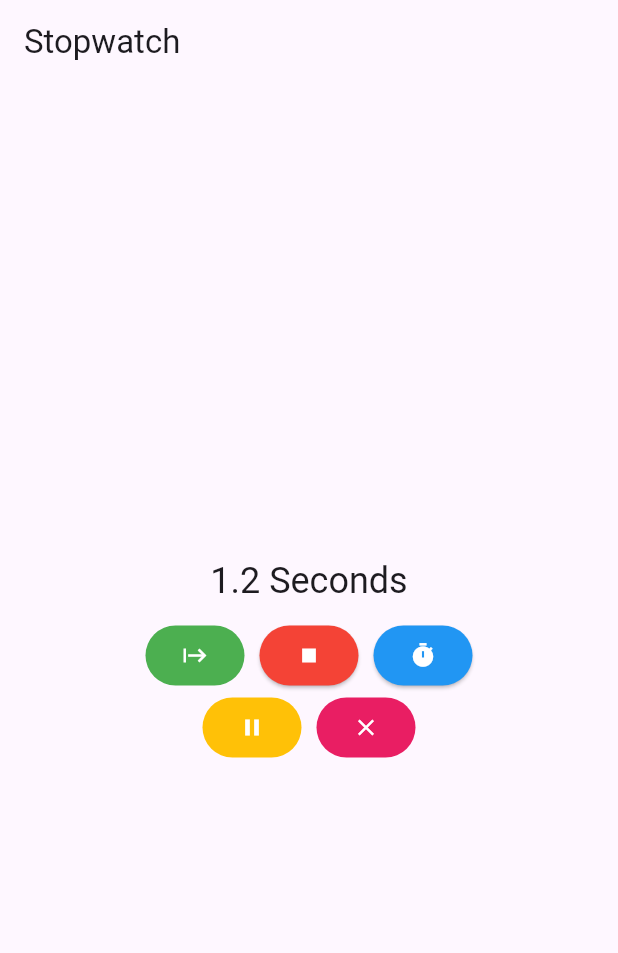
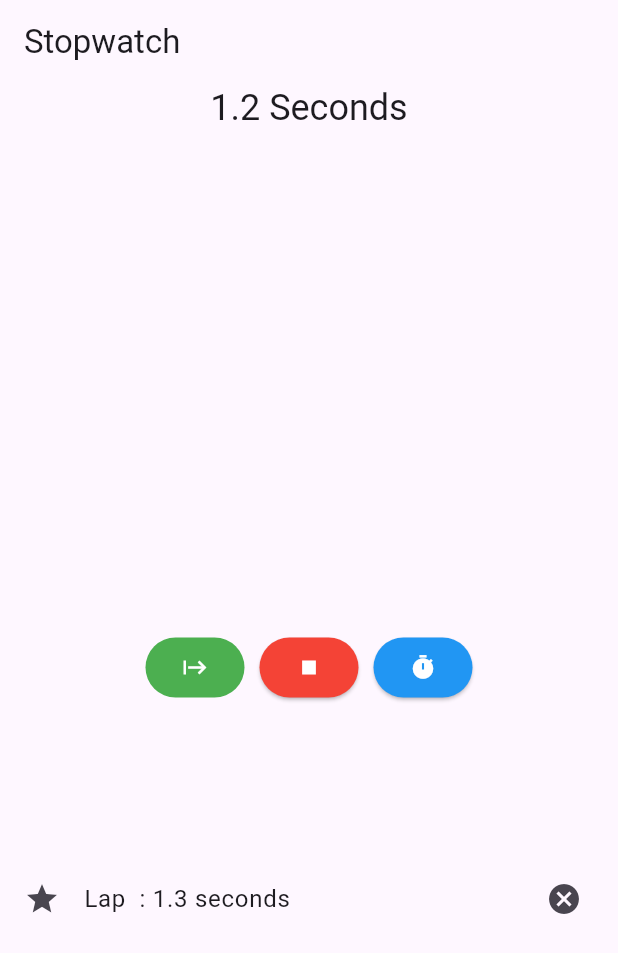
Before and after one commit to hardik7426/flutter_application_nsv, a Flutter app: the screen it shows after launch, after a tap on the "start" icon, after a tap on the "timer" icon, on a phone screen of 412 x 824 dp. Shown: the top 953 px of the screen. Run offline on Flutter 3.47's test engine with Material 3 defaults, Android fonts, the phone set to English and light mode, and no system bars.

Commit message:
commit-3

```diff
--- a/lib/2207flutter/stopwatch.dart
+++ b/lib/2207flutter/stopwatch.dart
@@ -27,15 +27,17 @@ class _StopwatchState extends State<Stopwatch> {
         mainAxisAlignment: MainAxisAlignment.center,
         crossAxisAlignment: CrossAxisAlignment.center,
         children: [
-          Text(
-            "$seconds ${_secondsTotext()}",
-            style: Theme.of(context).textTheme.headlineSmall,
+          Expanded(
+            child: Text(
+              "$seconds ${_secondsTotext()}",
+              style: Theme.of(context).textTheme.headlineSmall,
+            ),
           ),
           const SizedBox(
             height: 10,
           ),
-          controlpanel(),
-          controlpanel1(),
+          Expanded(child: controlpanel()),
+          Expanded(child: builderDisplay()),
         ],
       )),
     );
@@ -141,6 +143,33 @@ class _StopwatchState extends State<Stopwatch> {
     print(laps);
   }
 
+  Widget buildDisplay() {
+    return ListView(
+      children: [
+        for (int i in laps)
+          ListTile(
+            leading: const Icon(Icons.star),
+            title: Text("Lap  : ${i / 1000} seconds"),
+            trailing: const Icon(Icons.delete),
+          )
+      ],
+    );
+  }
+
+  Widget builderDisplay() {
+    return ListView.builder(
+      itemCount: laps.length,
+      itemBuilder: (context, index) {
+        final milis = laps[index];
+        return ListTile(
+          leading: const Icon(Icons.star),
+          title: Text("Lap  : ${milis / 1000} seconds"),
+          trailing: const Icon(Icons.cancel),
+        );
+      },
+    );
+  }
+
   void _onTick(Timer timer) {
     setState(() {
       millis += 100;
```
